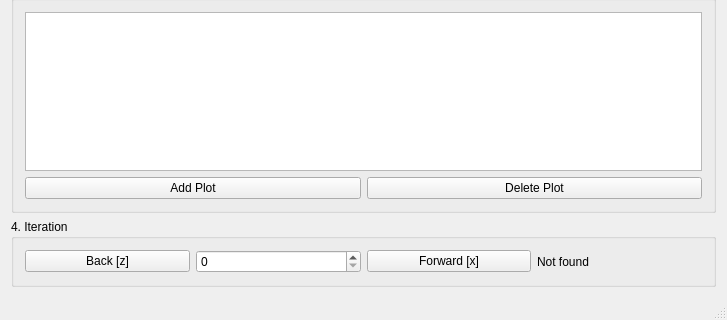
Before: the Qt Designer form mainwindow.ui in FLAME-HPC/flame_visualiser, drawn with Qt 5; both pictures show x 0 to 727 and y 414 to 734 of the 727 by 734 pixel window.
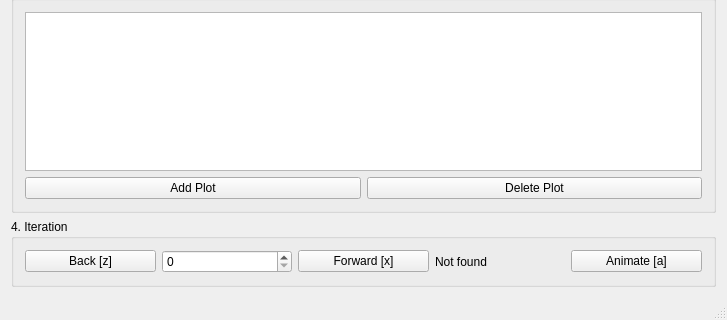
After: the same form once the commit is applied.

```diff
--- a/mainwindow.ui
+++ b/mainwindow.ui
@@ -170,6 +170,13 @@
          </property>
         </widget>
        </item>
+       <item>
+        <widget class="QPushButton" name="pushButton_Animate">
+         <property name="text">
+          <string>Animate [a]</string>
+         </property>
+        </widget>
+       </item>
       </layout>
      </widget>
     </item>
```
